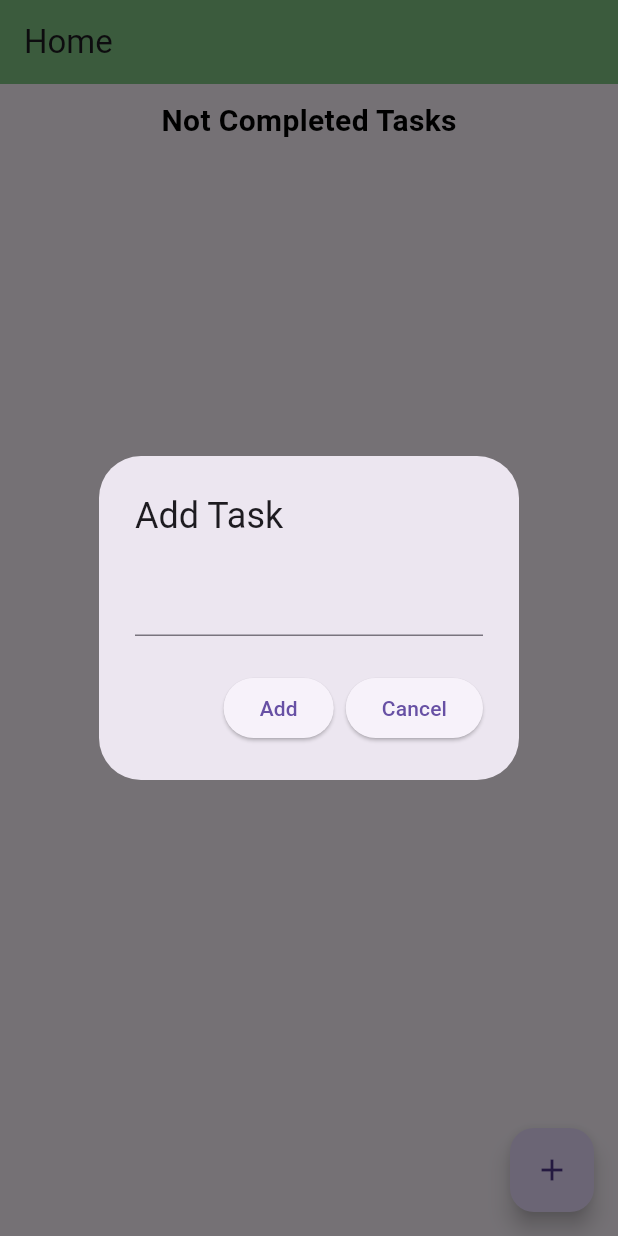
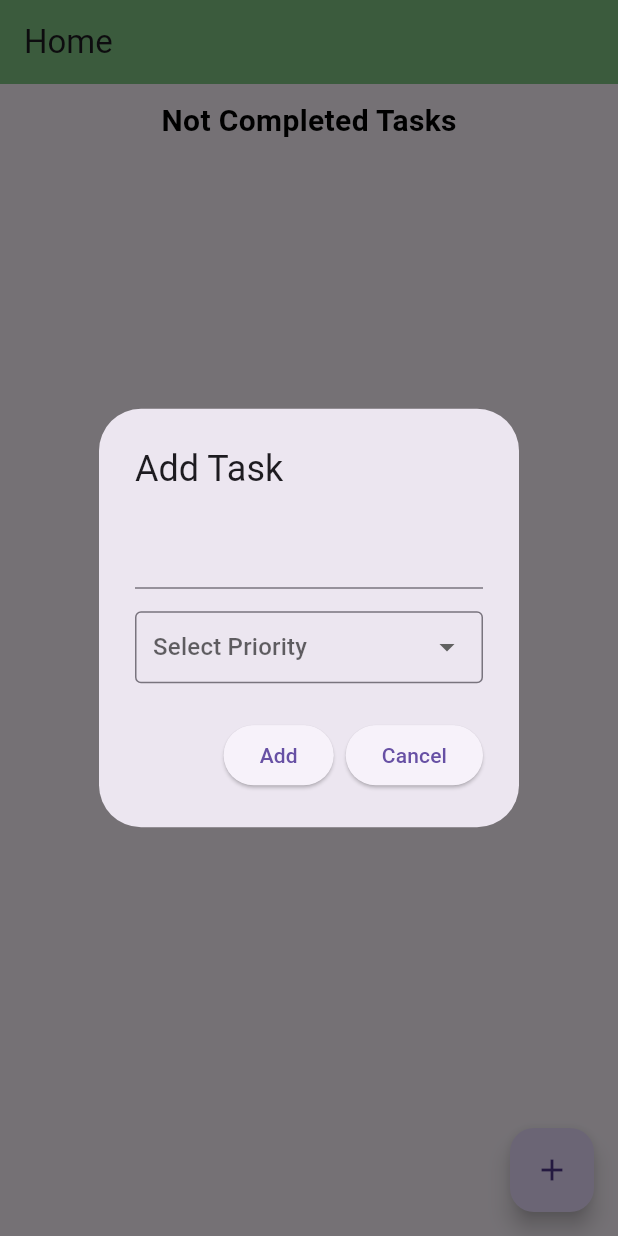
Before and after one commit to ShubhamSharma170/add-task-provider-practice-, a Flutter app: the screen it shows after launch, after a tap on the "add" icon, on a phone screen of 412 x 824 dp. Run offline on Flutter 3.47's test engine with Material 3 defaults, Android fonts, the phone set to English and light mode, and no system bars.

Commit message:
priority feature add

```diff
--- a/lib/home.dart
+++ b/lib/home.dart
@@ -9,8 +9,7 @@ class HomePage extends StatelessWidget {
   Widget build(BuildContext context) {
     TextEditingController taskController = TextEditingController();
     TextEditingController editTaskController = TextEditingController();
-    List<String> priorityList = ['Low', 'Medium', 'High'];
-    String priorityName = 'Low';
+    String? _priority;
     return SafeArea(
       child: Scaffold(
         appBar: AppBar(
@@ -43,6 +42,8 @@ class HomePage extends StatelessWidget {
                             return Card(
                               child: ListTile(
                                 title: Text(notCompleTask[index]['name']),
+                                subtitle:
+                                    Text(notCompleTask[index]['priority']),
                                 trailing: Row(
                                   mainAxisSize: MainAxisSize.min,
                                   children: [
@@ -147,6 +148,7 @@ class HomePage extends StatelessWidget {
                             return Card(
                               child: ListTile(
                                 title: Text(compleTask[index]['name']),
+                                subtitle: Text(compleTask[index]['priority']),
                                 trailing: Row(
                                   mainAxisSize: MainAxisSize.min,
                                   children: [
@@ -195,24 +197,30 @@ class HomePage extends StatelessWidget {
                       TextField(
                         controller: taskController,
                       ),
-                      // DropdownButtonFormField(
-                      //   value: priorityName,
-                      //   hint: Text('Select Priority'), // Placeholder text
-                      //   items: priorityList
-                      //       .map((e) =>
-                      //           DropdownMenuItem(value: e, child: Text(e)))
-                      //       .toList(),
-                      //   onChanged: (value) {
-                      //     setState(() {
-                      //       priorityName = value!;
-                      //     });
-                      //   },
-                      //   decoration: InputDecoration(
-                      //     border:
-                      //         OutlineInputBorder(), // Dropdown ke aas paas border
-                      //     contentPadding: EdgeInsets.all(8),
-                      //   ),
-                      // )
+                      const SizedBox(height: 15),
+                      Consumer<TaskProvider>(
+                        builder: (cnt, taskProvider, child) {
+                          return DropdownButtonFormField<String>(
+                            value: taskProvider.priority,
+                            hint: const Text('Select Priority'),
+                            items: <String>['High', 'Medium', 'Low']
+                                .map((priority) => DropdownMenuItem<String>(
+                                      value: priority,
+                                      child: Text(priority),
+                                    ))
+                                .toList(),
+                            onChanged: (value) {
+                              // Updating state in Provider
+                              taskProvider.addPriority(value!);
+                              _priority = value;
+                            },
+                            decoration: const InputDecoration(
+                              border: OutlineInputBorder(),
+                              contentPadding: EdgeInsets.all(8),
+                            ),
+                          );
+                        },
+                      ),
                     ],
                   ),
                   actions: [
@@ -225,7 +233,7 @@ class HomePage extends StatelessWidget {
                             );
                           } else {
                             Provider.of<TaskProvider>(context, listen: false)
-                                .addtask(taskController.text);
+                                .addtask(taskController.text, _priority!);
                           }
                         },
                         child: const Text("Add")),
--- a/lib/provider/task_provider.dart
+++ b/lib/provider/task_provider.dart
@@ -2,6 +2,8 @@ import 'package:flutter/material.dart';
 
 class TaskProvider extends ChangeNotifier {
   List<Map<String, dynamic>> tasks = [];
+  String? _priority;
+  String? get priority => _priority;
 
   // for get tasks list
   List<Map<String, dynamic>> getTasks() {
@@ -9,10 +11,11 @@ class TaskProvider extends ChangeNotifier {
   }
 
   // function for add task
-  void addtask(String name) {
+  void addtask(String name, String priorityName) {
     tasks.add({
       'name': name,
       'status': false,
+      'priority': priorityName,
     });
     notifyListeners();
   }
@@ -34,4 +37,10 @@ class TaskProvider extends ChangeNotifier {
     tasks[index]['name'] = name;
     notifyListeners();
   }
+
+  // function for add priority
+  void addPriority(String priority) {
+    _priority = priority;
+    notifyListeners();
+  }
 }
```
